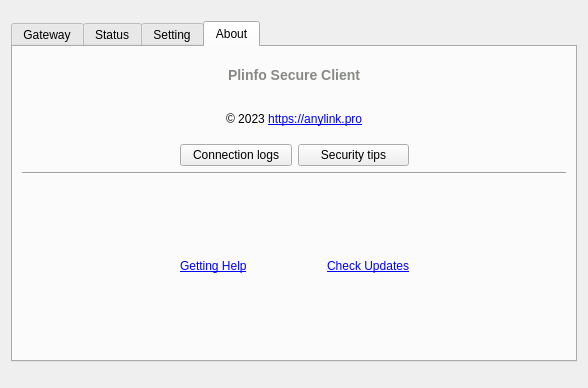
This is src/anylink.ui in lishirens/plitun-client as Qt 5 draws it before an edit. The edited form follows.
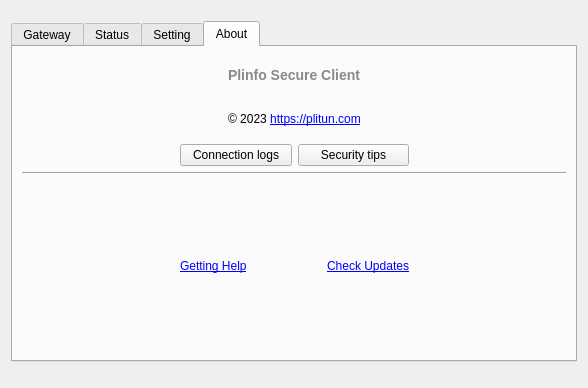
This is the edited form. The open tabs and pages were chosen to show the change. Icons and pictures are not drawn. Custom widgets are drawn as their Qt base class.

```diff
--- a/src/anylink.ui
+++ b/src/anylink.ui
@@ -688,7 +688,7 @@
            <item>
             <widget class="QLabel" name="label_16">
              <property name="text">
-              <string notr="true">&amp;copy; 2023 &lt;a href=&quot;https://anylink.pro&quot;&gt;&lt;span style=&quot; text-decoration: underline; color:#0000ff;&quot;&gt;https://anylink.pro&lt;/span&gt;&lt;/a&gt;</string>
+              <string notr="true">&amp;copy; 2023 &lt;a href=&quot;https://plitun.com&quot;&gt;&lt;span style=&quot; text-decoration: underline; color:#0000ff;&quot;&gt;https://plitun.com&lt;/span&gt;&lt;/a&gt;</string>
              </property>
              <property name="openExternalLinks">
               <bool>true</bool>
```
Left out of the diff: 4 changed lines with no effect on the pictures.
